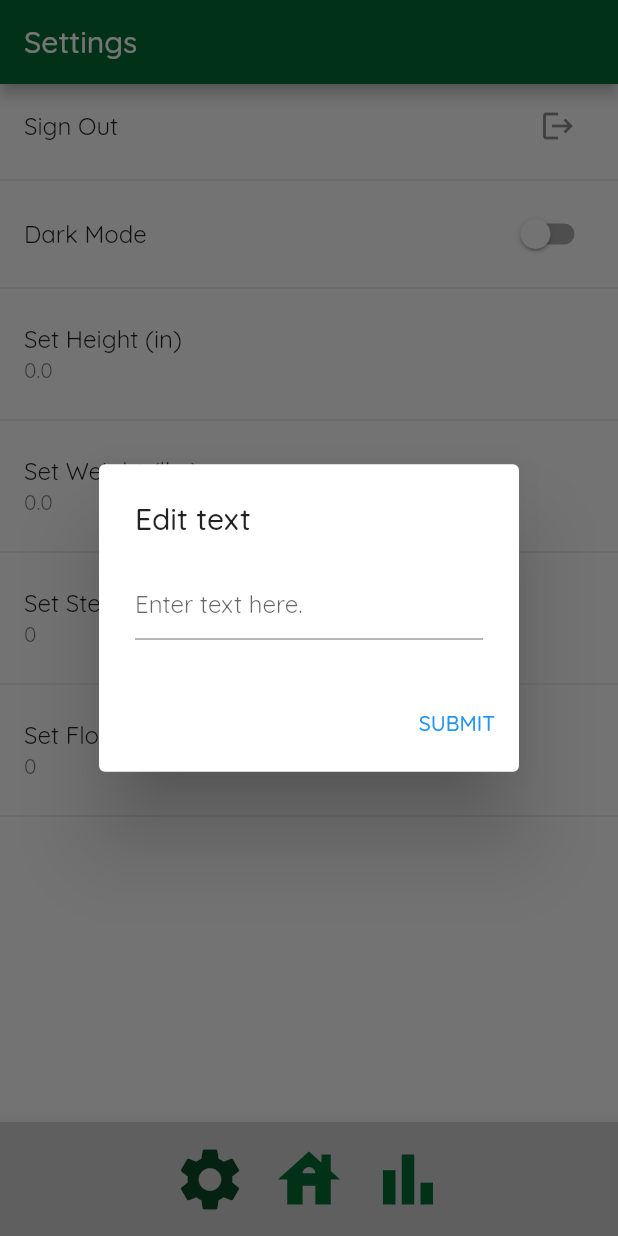
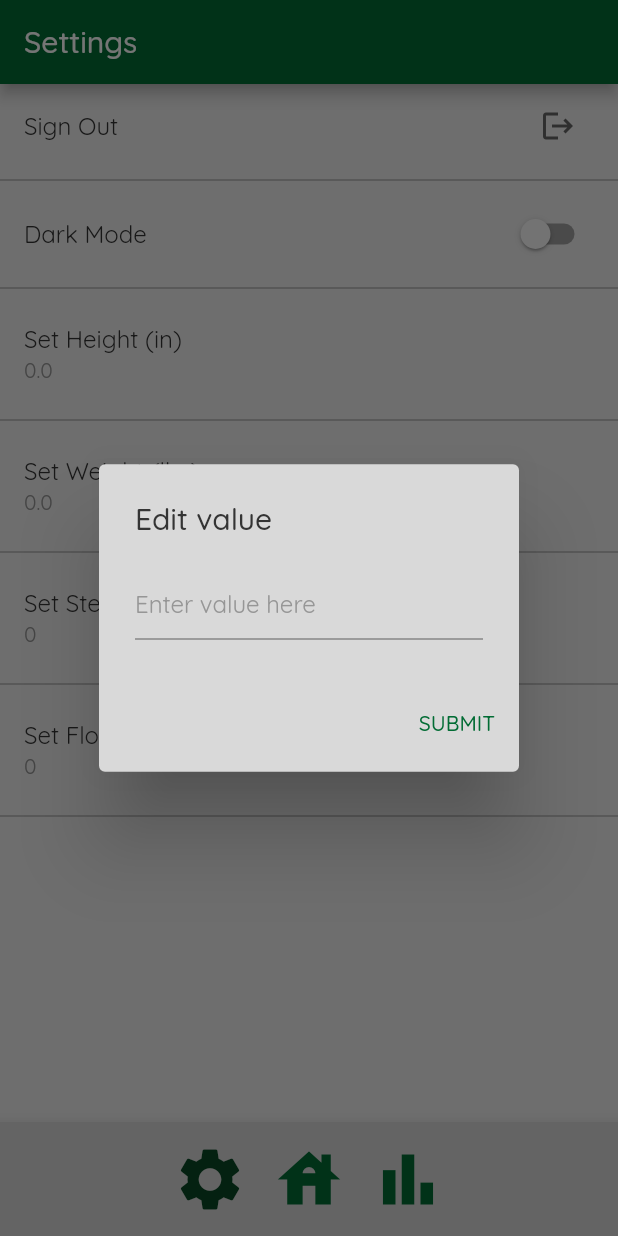
Before and after one commit to SalimAlkharsa/Elevation_Tracking_Wearable, a Flutter app: the screen it shows after launch, after a tap on the "settings" icon, after a tap on "Set Height (in)", on a phone screen of 412 x 824 dp. Run offline on Flutter 3.47's test engine with Material 2 defaults, Android fonts, the phone set to English and light mode, and no system bars; our stand-ins replace fl_chart, google_fonts.

Commit message:
Finalized style refactor and tweaked the color scheme

```diff
--- a/lib/Graphs/weekly_bar_chart.dart
+++ b/lib/Graphs/weekly_bar_chart.dart
@@ -30,6 +30,11 @@ class WeeklyBarChart extends StatelessWidget {
         maxY: 250,
         gridData: FlGridData(show: false),
         borderData: FlBorderData(show: false),
+        barTouchData: BarTouchData(
+          touchTooltipData: BarTouchTooltipData(
+            tooltipBgColor: style.tooltipColor,
+          )
+        ),
         titlesData: FlTitlesData(
           show: true,
           topTitles: AxisTitles(sideTitles: SideTitles(showTitles: false)),
@@ -62,35 +67,36 @@ class WeeklyBarChart extends StatelessWidget {
 }
 
 Widget getBottomTitles (double value, TitleMeta meta) {
-  const style = TextStyle(
+  TextStyle titleStyle = TextStyle(
     fontSize: 12,
+    color: style.textStyle.color
   );
 
   Widget text;
   switch (value.toInt()) {
     case 0:
-      text = const Text("Su", style: style);
+      text = Text("Su", style: titleStyle);
       break;
     case 1:
-      text = const Text("Mo", style: style);
+      text = Text("Mo", style: titleStyle);
       break;
     case 2:
-      text = const Text("Tu", style: style);
+      text = Text("Tu", style: titleStyle);
       break;
     case 3:
-      text = const Text("We", style: style);
+      text = Text("We", style: titleStyle);
       break;
     case 4:
-      text = const Text("Th", style: style);
+      text = Text("Th", style: titleStyle);
       break;
     case 5:
-      text = const Text("Fr", style: style);
+      text = Text("Fr", style: titleStyle);
       break;
     case 6:
-      text = const Text("Sa", style: style);
+      text = Text("Sa", style: titleStyle);
       break;
     default:
-      text = const Text("Default", style: style);
+      text = Text("Default", style: titleStyle);
       break;
   }
 
--- a/lib/Pages/page_main.dart
+++ b/lib/Pages/page_main.dart
@@ -21,7 +21,8 @@ class _MainPageState extends State<MainPage> {
     return Scaffold(
       backgroundColor: style.backgroundColor,
       appBar: AppBar(
-        title: const Text("MAIN PAGE"),
+        title: const Text("Home"),
+        backgroundColor: style.mainColor,
       ),
       body: Center(
         child: Column(
@@ -39,7 +40,7 @@ class _MainPageState extends State<MainPage> {
                       children: [
                         Transform.scale(
                           scale: 0.5,
-                          child: const Text("Steps"),
+                          child: Text("Steps", style: style.textStyle),
                         ),
                         Stack(
                             alignment: Alignment.center,
@@ -57,14 +58,14 @@ class _MainPageState extends State<MainPage> {
                             child: Column(
                                 children: [
                                   Container(
-                                    decoration: const BoxDecoration(
+                                    decoration: BoxDecoration(
                                       border: Border(
-                                        bottom: BorderSide(color: Colors.black),
+                                        bottom: BorderSide(color: style.iconColor),
                                       ),
                                     ),
-                                    child: const Text("1250"),
+                                    child: Text("1250", style: style.textStyle),
                                   ),
-                                  const Text("2000"),
+                                  Text("2000", style: style.textStyle),
                                 ]
                             )
                         ),
@@ -77,7 +78,7 @@ class _MainPageState extends State<MainPage> {
                       children: [
                         Transform.scale(
                           scale: 0.5,
-                          child: const Text("Floors"),
+                          child: Text("Floors", style: style.textStyle),
                         ),
                         Stack(
                           alignment: Alignment.center,
@@ -95,14 +96,14 @@ class _MainPageState extends State<MainPage> {
                           child: Column(
                             children: [
                               Container(
-                                decoration: const BoxDecoration(
+                                decoration: BoxDecoration(
                                   border: Border(
-                                    bottom: BorderSide(color: Colors.black),
+                                    bottom: BorderSide(color: style.iconColor),
                                   ),
                                 ),
-                                child: const Text("6"),
+                                child: Text("6", style: style.textStyle),
                               ),
-                              const Text("20"),
+                              Text("20", style: style.textStyle),
                             ]
                           )
                         ),
@@ -114,7 +115,7 @@ class _MainPageState extends State<MainPage> {
             ),
             Transform.scale(
               scale: 1.7,
-              child: const Text("Average heart rate: 189"),
+              child: Text("Average heart rate: 189", style: style.textStyle),
             ),
           ],
         ),
@@ -123,6 +124,10 @@ class _MainPageState extends State<MainPage> {
       bottomNavigationBar: BottomAppBar(
         // This padding makes the icons look cleaner and increase readability for the user
         padding: const EdgeInsets.all(5.0),
+
+        // This color specification allows dark mode to function, as the theme settings in main
+        // are only set when the application is initially started
+        color: style.backgroundAccent,
 
         // The Row widget lines all of the children contained into a row
         child: Row(
--- a/lib/Pages/page_settings.dart
+++ b/lib/Pages/page_settings.dart
@@ -10,7 +10,6 @@ class SettingsPage extends StatefulWidget {
 
 class _SettingsPageState extends State<SettingsPage> {
   // Initialize local data
-  bool _switchValue = false;
   double userHeight = 0.0;
   double userWeight = 0.0;
   int stepGoal = 0;
@@ -38,9 +37,12 @@ class _SettingsPageState extends State<SettingsPage> {
   @override
   Widget build(BuildContext context) {
     return Scaffold(
+      backgroundColor: style.backgroundColor,
+
       // The app bar shows the title of the page the user is currently on
       appBar: AppBar(
         title: const Text("Settings"),
+        backgroundColor: style.mainColor,
       ),
 
       // The list view allows for multiple ListTile widgets, which is the backbone of the settings page
@@ -50,28 +52,30 @@ class _SettingsPageState extends State<SettingsPage> {
         children: <Widget>[
           // TODO: Explain sign out
           ListTile(
-            title: const Text("Sign Out"),
+            title: Text("Sign Out", style: style.textStyle),
             trailing: IconButton (
-              icon: const Icon(Icons.logout),
+              icon: Icon(Icons.logout, color: style.iconColor),
               // TODO: Implement sign out
               onPressed: () {},
             )
           ),
-          const Divider(),
+          Divider(
+            color: style.subtextStyle.color,
+          ),
           // A simple switch widget for turning dark mode on and off
           // TODO: Explain handling dark mode
           ListTile(
-            title: const Text("Dark Mode"),
+            title: Text("Dark Mode", style: style.textStyle),
             trailing: Switch(
-              value: _switchValue,
-              onChanged: (value) {
-                setState(() {
-                  _switchValue = value;
-                });
-              },
+              activeColor: style.mainColor,
+              activeTrackColor: style.tooltipColor,
+              value: style.switchValue,
+              onChanged: darkMode,
             ),
           ),
-          const Divider(),
+          Divider(
+            color: style.subtextStyle.color,
+          ),
           // These next four widgets allow you to update the height, weight, and daily goals for the user
           // Their title and subtitle is set relative to what value you are updating
           // When tapped, they open the openTextEntryDialog() function, which allows the user to update the entry
@@ -82,8 +86,8 @@ class _SettingsPageState extends State<SettingsPage> {
           // If the error check passes, the local copy is updated, and so is the entry in the database
           // TODO: Explain database entry
           ListTile(
-            title: const Text("Set Height (in)"),
-            subtitle: Text("$userHeight"),
+            title: Text("Set Height (in)", style: style.textStyle),
+            subtitle: Text("$userHeight", style: style.subtextStyle),
             onTap: () async {
               final newHeight = await openTextEntryDialog();
               if (newHeight == null || newHeight.isEmpty || double.tryParse(newHeight) == null) {
@@ -95,10 +99,12 @@ class _SettingsPageState extends State<SettingsPage> {
               //TODO: Update database with new value
             },
           ),
-          const Divider(),
+          Divider(
+            color: style.subtextStyle.color,
+          ),
           ListTile(
-            title: const Text("Set Weight (lbs)"),
-            subtitle: Text("$userWeight"),
+            title: Text("Set Weight (lbs)", style: style.textStyle),
+            subtitle: Text("$userWeight", style: style.subtextStyle),
             onTap: () async {
               final newWeight = await openTextEntryDialog();
               if (newWeight == null || newWeight.isEmpty || (double.tryParse(newWeight) == null)) {
@@ -110,10 +116,12 @@ class _SettingsPageState extends State<SettingsPage> {
               //TODO: Update database with new value
             },
           ),
-          const Divider(),
+          Divider(
+            color: style.subtextStyle.color,
+          ),
           ListTile(
-            title: const Text("Set Step Daily Goal"),
-            subtitle: Text("$stepGoal"),
+            title: Text("Set Step Daily Goal", style: style.textStyle),
+            subtitle: Text("$stepGoal", style: style.subtextStyle),
             onTap: () async {
               final newGoal = await openTextEntryDialog();
               if (newGoal == null || newGoal.isEmpty || (int.tryParse(newGoal) == null)) {
@@ -125,10 +133,12 @@ class _SettingsPageState extends State<SettingsPage> {
               //TODO: Update database with new value
             },
           ),
-          const Divider(),
+          Divider(
+            color: style.subtextStyle.color,
+          ),
           ListTile(
-            title: const Text("Set Floor Daily Goal"),
-            subtitle: Text("$floorGoal"),
+            title: Text("Set Floor Daily Goal", style: style.textStyle),
+            subtitle: Text("$floorGoal", style: style.subtextStyle),
             onTap: () async {
               final newGoal = await openTextEntryDialog();
               if (newGoal == null || newGoal.isEmpty || (int.tryParse(newGoal) == null)) {
@@ -140,7 +150,9 @@ class _SettingsPageState extends State<SettingsPage> {
               //TODO: Update database with new value
             },
           ),
-          const Divider(),
+          Divider(
+            color: style.subtextStyle.color,
+          ),
         ],
       ),
 
@@ -148,6 +160,10 @@ class _SettingsPageState extends State<SettingsPage> {
       bottomNavigationBar: BottomAppBar(
         // This padding makes the icons look cleaner and increase readability for the user
         padding: const EdgeInsets.all(5.0),
+
+        // This color specification allows dark mode to function, as the theme settings in main
+        // are only set when the application is initially started
+        color: style.backgroundAccent,
 
         // The Row widget lines all of the children contained into a row
         child: Row(
@@ -185,15 +201,23 @@ class _SettingsPageState extends State<SettingsPage> {
   Future<String?> openTextEntryDialog() => showDialog<String>(
     context: context,
     builder: (context) => AlertDialog(
-      title: const Text("Edit text"),
+      title: Text("Edit value", style: style.textStyle),
+      backgroundColor: style.backgroundAccent,
       content: TextField(
-        decoration: const InputDecoration(hintText: "Enter text here."),
+        decoration: InputDecoration(
+          hintText: "Enter value here",
+          hintStyle: style.subtextStyle,
+        ),
         controller: controller,
         onSubmitted: (_) => submitText(),
+        style: style.textStyle,
       ),
       actions: [
         TextButton(
             onPressed: submitText,
+            style: TextButton.styleFrom(
+              foregroundColor: style.mainColor,
+            ),
             child: const Text("SUBMIT"),
         )
       ],
@@ -209,10 +233,14 @@ class _SettingsPageState extends State<SettingsPage> {
   void errorDoubleDialog() => showDialog(
     context: context,
     builder: (context) => AlertDialog(
-      title: const Text("Error: Value must be a decimal value"),
+      backgroundColor: style.backgroundColor,
+      title: Text("Error: Value must be a decimal value", style: style.textStyle),
       actions: [
         TextButton(
           onPressed: close,
+          style: TextButton.styleFrom(
+            foregroundColor: style.mainColor,
+          ),
           child: const Text("OK"),
         )
       ],
@@ -222,10 +250,14 @@ class _SettingsPageState extends State<SettingsPage> {
   void errorIntDialog() => showDialog(
     context: context,
     builder: (context) => AlertDialog(
-      title: const Text("Error: Value must be an integer"),
+      backgroundColor: style.backgroundColor,
+      title: Text("Error: Value must be an integer", style: style.textStyle),
       actions: [
         TextButton(
           onPressed: close,
+          style: TextButton.styleFrom(
+            foregroundColor: style.mainColor,
+          ),
           child: const Text("OK"),
         )
       ],
@@ -235,4 +267,38 @@ class _SettingsPageState extends State<SettingsPage> {
   void close() {
     Navigator.of(context).pop(context);
   }
+
+  void darkMode(bool value) {
+    setState(() {
+      style.switchValue = value;
+    });
+
+    if (style.switchValue) {
+      style.mainColor = const Color(0xFF058842);
+      style.selectedColor = const Color(0xFF0D5E32);
+      style.backgroundColor = const Color(0xFF414141);
+      style.backgroundAccent = const Color(0xFF3A3A3A);
+      style.iconColor = const Color(0xFFAFAFAF);
+      style.textStyle = const TextStyle(
+        color: Color(0xFFAFAFAF),
+      );
+      style.subtextStyle = const TextStyle(
+        color: Color(0xFF676767),
+      );
+      style.tooltipColor = const Color(0xFF282828);
+    } else {
+      style.mainColor = const Color(0xFF026C34);
+      style.selectedColor = const Color(0xFF094824);
+      style.backgroundColor = const Color(0xFFEFEFEF);
+      style.backgroundAccent = const Color(0xFFD9D9D9);
+      style.iconColor = const Color(0xFF676767);
+      style.textStyle = const TextStyle(
+        color: Color(0xFF343434),
+      );
+      style.subtextStyle = const TextStyle(
+        color: Color(0xFF969696),
+      );
+      style.tooltipColor = const Color(0xFFBDBDBD);
+    }
+  }
 }
--- a/lib/style.dart
+++ b/lib/style.dart
@@ -5,6 +5,16 @@ import 'package:flutter/material.dart';
 Color mainColor = const Color(0xFF026C34);
 Color selectedColor = const Color(0xFF094824);
 Color backgroundColor = const Color(0xFFEFEFEF);
-Color? backgroundAccent = const Color(0xFFD0D0D0);
-Color? iconColor = const Color(0xFF676767);
-Color? textColor = const Color(0xFF676767);
+Color backgroundAccent = const Color(0xFFD9D9D9);
+Color iconColor = const Color(0xFF676767);
+Color tooltipColor = const Color(0xFFBDBDBD);
+Color testColor = const Color(0xFF0D5E32);
+
+TextStyle textStyle = const TextStyle(
+  color: Color(0xFF343434),
+);
+TextStyle subtextStyle = const TextStyle(
+  color: Color(0xFF969696),
+);
+
+bool switchValue = false;
```
Also changed, not shown: lib/Pages/page_metrics.dart (+16 -6 lines), lib/Graphs/individual_point.dart (added).
